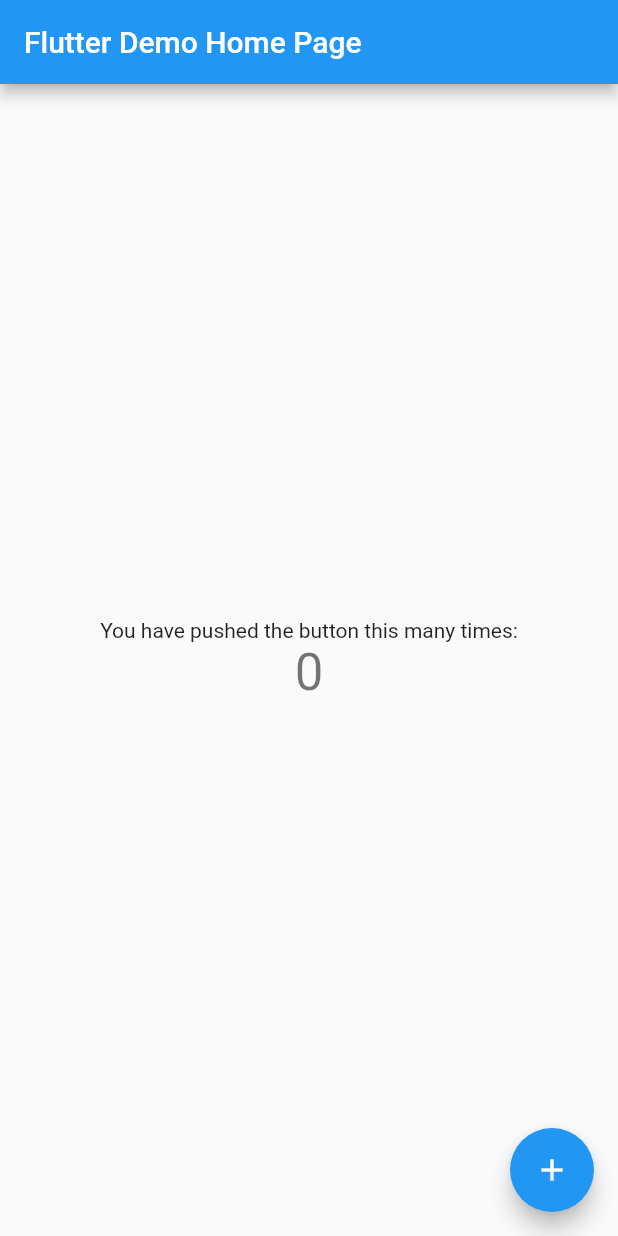
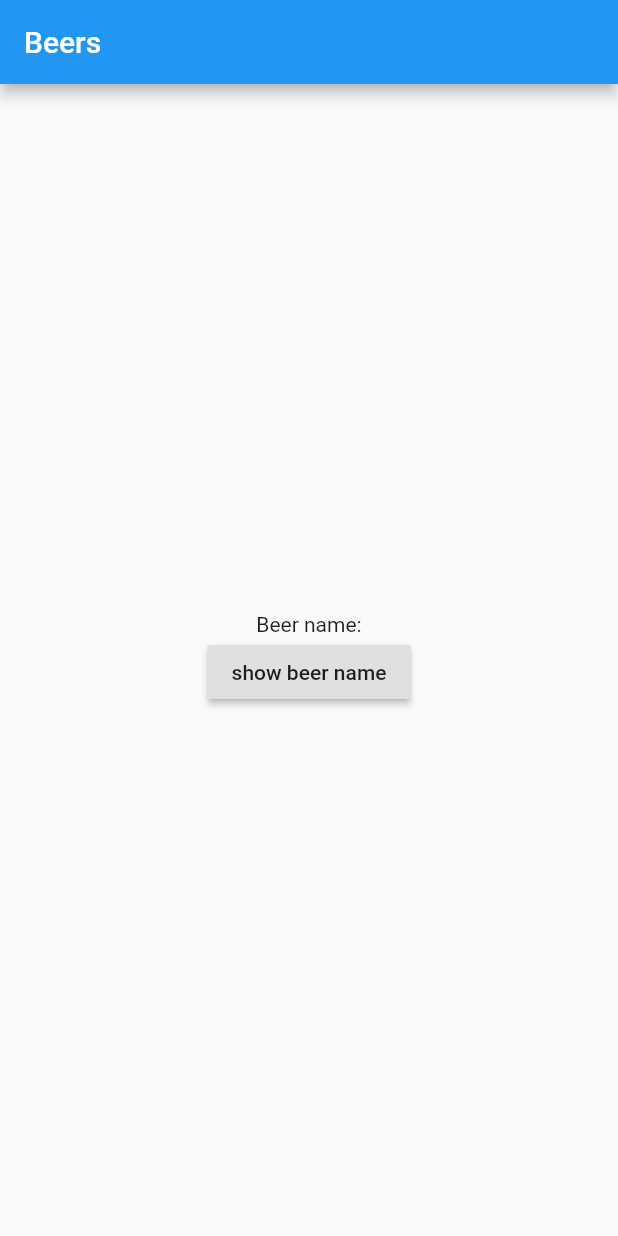
Before and after one commit to shanonim/playground_flutter, a Flutter app: the screen it shows after launch, on a phone screen of 412 x 824 dp. Run offline on Flutter 3.47's test engine with Material 2 defaults, Android fonts, the phone set to English and light mode, and no system bars; our stand-ins replace dio, firebase_core, flutter_riverpod, freezed_annotation, hooks_riverpod, retrofit; accounts and stored records are empty; generated files the repository leaves out were written again.

Commit message:
Update main layout

```diff
--- a/lib/features/main/main.dart
+++ b/lib/features/main/main.dart
@@ -1,5 +1,9 @@
 import 'package:firebase_core/firebase_core.dart';
 import 'package:flutter/material.dart';
+import 'package:hooks_riverpod/hooks_riverpod.dart';
+import 'package:playground_flutter/data/remote/beers/beer.dart';
+import 'package:playground_flutter/data/remote/result.dart';
+import 'package:playground_flutter/features/main/main_view_model.dart';
 import 'package:playground_flutter/firebase_options.dart';
 
 Future<void> main() async {
@@ -9,68 +13,67 @@ Future<void> main() async {
     options: DefaultFirebaseOptions.currentPlatform,
   );
 
-  runApp(const MyApp());
+  runApp(const ProviderScope(child: MyApp()));
 }
 
-class MyApp extends StatelessWidget {
+class MyApp extends HookConsumerWidget {
   const MyApp({Key? key}) : super(key: key);
 
-  // This widget is the root of your application.
   @override
-  Widget build(BuildContext context) {
-    return MaterialApp(
-      title: 'Flutter Demo',
-      theme: ThemeData(
-        primarySwatch: Colors.blue,
-      ),
-      home: const MyHomePage(title: 'Flutter Demo Home Page'),
+  Widget build(BuildContext context, WidgetRef ref) {
+    return const MaterialApp(
+      home: Home(),
     );
   }
 }
 
-class MyHomePage extends StatefulWidget {
-  const MyHomePage({Key? key, required this.title}) : super(key: key);
-
-  final String title;
+class Home extends HookConsumerWidget {
+  const Home({Key? key}) : super(key: key);
 
   @override
-  State<MyHomePage> createState() => _MyHomePageState();
-}
+  Widget build(BuildContext context, WidgetRef ref) {
+    final mainViewModel = ref.read(mainViewModelProvider);
+    final Result<List<Beer>>? beers =
+        ref.watch(mainViewModelProvider.select((value) => value.beers));
 
-class _MyHomePageState extends State<MyHomePage> {
-  int _counter = 0;
+    final ButtonStyle raisedButtonStyle = ElevatedButton.styleFrom(
+      onPrimary: Colors.black87,
+      primary: Colors.grey[300],
+      minimumSize: const Size(88, 36),
+      padding: const EdgeInsets.symmetric(horizontal: 16),
+      shape: const RoundedRectangleBorder(
+        borderRadius: BorderRadius.all(Radius.circular(2)),
+      ),
+    );
 
-  void _incrementCounter() {
-    setState(() {
-      _counter++;
-    });
-  }
-
-  @override
-  Widget build(BuildContext context) {
     return Scaffold(
       appBar: AppBar(
-        title: Text(widget.title),
+        title: const Text("Beers"),
       ),
       body: Center(
         child: Column(
           mainAxisAlignment: MainAxisAlignment.center,
           children: <Widget>[
             const Text(
-              'You have pushed the button this many times:',
+              'Beer name:',
             ),
-            Text(
-              '$_counter',
-              style: Theme.of(context).textTheme.headline4,
+            Container(
+              child: beers == null
+                  ? const SizedBox()
+                  : beers.when(success: (data) {
+                      return Text(data.first.name);
+                    }, failure: (e) {
+                      return Text(e.message);
+                    }),
             ),
+            ElevatedButton(
+              onPressed: () async => mainViewModel.fetchBeers(),
+              child: const Text("show beer name"),
+              style: raisedButtonStyle,
+            )
           ],
         ),
       ),
-      floatingActionButton: FloatingActionButton(
-        onPressed: _incrementCounter,
-        tooltip: 'Increment',
-        child: const Icon(Icons.add),
-      ), // This trailing comma makes auto-formatting nicer for build methods.
     );
   }
 }
```
